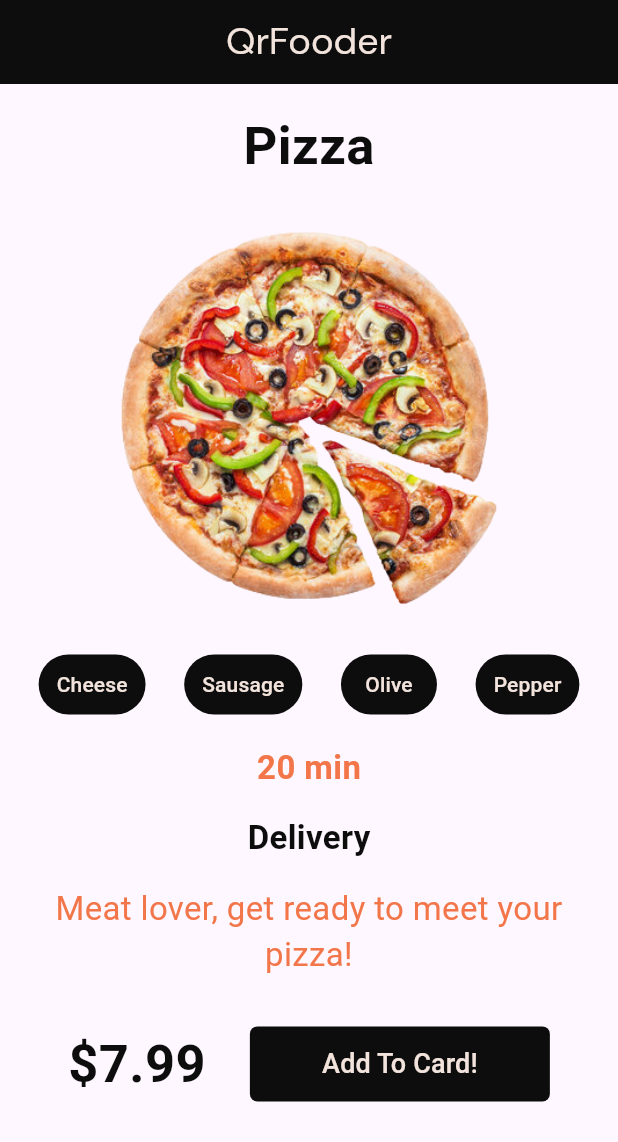
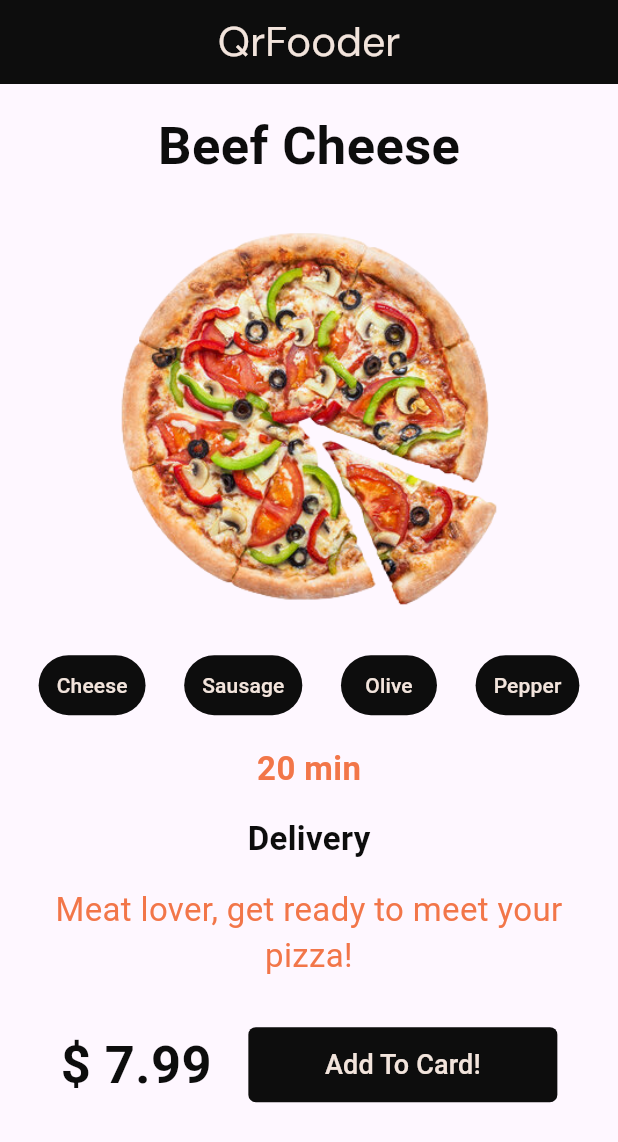
Before and after one commit to ferattass/EgitimFlutter, a Flutter app: the screen it shows after launch, on a phone screen of 412 x 824 dp. Shown: the top 1142 px of the screen. Run offline on Flutter 3.47's test engine with Material 3 defaults, Android fonts, the phone set to English and light mode, and no system bars; generated files the repository leaves out were written again.

Commit message:
Spacer- SizedBox- Custom Widget- Çoklu Ekran ve Dil Desteği İşlemlerini yaptım

```diff
--- /dev/null
+++ b/l10n.yaml
@@ -0,0 +1,3 @@
+arb-dir: lib/l10n
+template-arb-file: app_en.arb
+output-localization-file: app_localizations.dart
--- a/lib/anasayfa.dart
+++ b/lib/anasayfa.dart
@@ -1,5 +1,6 @@
 import 'package:flutter/material.dart';
 import 'package:egitim/renkler.dart';
+import 'package:flutter_gen/gen_l10n/app_localizations.dart';
 
 class Anasayfa extends StatefulWidget {
   const Anasayfa({super.key});
@@ -11,14 +12,23 @@ class Anasayfa extends StatefulWidget {
 class _AnasayfaState extends State<Anasayfa> {
   @override
   Widget build(BuildContext context) {
+    var ekranBilgisi = MediaQuery.of(context);
+    final double ekranGenisligi = ekranBilgisi.size.width;
+    final double ekranYuksekligi = ekranBilgisi.size.height;
+    print("Ekran Yüksekligi : $ekranYuksekligi ");
+    print("Ekran Genisligi : $ekranGenisligi ");
+
+    var d = AppLocalizations.of(context);
+
     return Scaffold(
       appBar: AppBar(
         title: Text(
           'QrFooder',
           style: TextStyle(
-              color: yaziRenk1,
-              fontFamily: "LogoFont",
-              fontSize: 25), //Const olunca sabit oluyo dikkat
+            color: yaziRenk1,
+            fontFamily: "LogoFont",
+            fontSize: ekranGenisligi / 15,
+          ), //Const olunca sabit oluyo dikkat
         ),
         backgroundColor: anaRenk,
         centerTitle: true,
@@ -26,9 +36,9 @@ class _AnasayfaState extends State<Anasayfa> {
       body: Column(
         children: [
           Padding(
-            padding: const EdgeInsets.only(top: 16),
+            padding: EdgeInsets.only(top: ekranYuksekligi / 50),
             child: Text(
-              "Pizza",
+              d!.pizzaBaslik,
               style: TextStyle(
                   fontSize: 35, color: anaRenk, fontWeight: FontWeight.bold),
             ),
@@ -42,38 +52,10 @@ class _AnasayfaState extends State<Anasayfa> {
             child: Row(
               mainAxisAlignment: MainAxisAlignment.spaceEvenly,
               children: [
-                TextButton(
-                  onPressed: () {},
-                  style: TextButton.styleFrom(backgroundColor: anaRenk),
-                  child: Text(
-                    "Cheese",
-                    style: TextStyle(color: yaziRenk1),
-                  ),
-                ),
-                TextButton(
-                  onPressed: () {},
-                  style: TextButton.styleFrom(backgroundColor: anaRenk),
-                  child: Text(
-                    "Sausage",
-                    style: TextStyle(color: yaziRenk1),
-                  ),
-                ),
-                TextButton(
-                  onPressed: () {},
-                  style: TextButton.styleFrom(backgroundColor: anaRenk),
-                  child: Text(
-                    "Olive",
-                    style: TextStyle(color: yaziRenk1),
-                  ),
-                ),
-                TextButton(
-                  onPressed: () {},
-                  style: TextButton.styleFrom(backgroundColor: anaRenk),
-                  child: Text(
-                    "Pepper",
-                    style: TextStyle(color: yaziRenk1),
-                  ),
-                ),
+                Chip(icerik: d!.peynirYazi),
+                Chip(icerik: d!.sucukYazi),
+                Chip(icerik: d!.zeytinYazi),
+                Chip(icerik: d!.biberYazi)
               ],
             ),
           ),
@@ -82,7 +64,7 @@ class _AnasayfaState extends State<Anasayfa> {
             child: Column(
               children: [
                 Text(
-                  "20 min",
+                  d!.teslimatSure,
                   style: TextStyle(
                       fontSize: 22,
                       color: yaziRenk2,
@@ -91,7 +73,7 @@ class _AnasayfaState extends State<Anasayfa> {
                 Padding(
                   padding: const EdgeInsets.all(16.0),
                   child: Text(
-                    "Delivery",
+                    d!.teslimatBaslik,
                     style: TextStyle(
                         fontSize: 22,
                         color: anaRenk,
@@ -99,7 +81,7 @@ class _AnasayfaState extends State<Anasayfa> {
                   ),
                 ),
                 Text(
-                  "Meat lover, get ready to meet your pizza!",
+                  d!.pizzaAciklama,
                   style: TextStyle(
                     fontSize: 22,
                     color: yaziRenk2,
@@ -115,14 +97,14 @@ class _AnasayfaState extends State<Anasayfa> {
               mainAxisAlignment: MainAxisAlignment.spaceEvenly,
               children: [
                 Text(
-                  "\$7.99",
+                  d!.fiyat,
                   style: TextStyle(
                       fontSize: 35,
                       color: anaRenk,
                       fontWeight: FontWeight.bold),
                 ),
                 SizedBox(
-                  width: 200,
+                  width: ekranGenisligi / 2,
                   height: 50,
                   child: TextButton(
                     onPressed: () {},
@@ -132,7 +114,7 @@ class _AnasayfaState extends State<Anasayfa> {
                             borderRadius:
                                 BorderRadius.all(Radius.circular(5)))),
                     child: Text(
-                      "Add To Card!",
+                      d!.buttonYazi,
                       style: TextStyle(color: yaziRenk1, fontSize: 18),
                     ),
                   ),
@@ -145,3 +127,20 @@ class _AnasayfaState extends State<Anasayfa> {
     );
   }
 }
+
+class Chip extends StatelessWidget {
+  String icerik;
+  Chip({required this.icerik});
+
+  @override
+  Widget build(BuildContext context) {
+    return TextButton(
+      onPressed: () {},
+      style: TextButton.styleFrom(backgroundColor: anaRenk),
+      child: Text(
+        icerik,
+        style: TextStyle(color: yaziRenk1),
+      ),
+    ); //
+  }
+}
--- /dev/null
+++ b/lib/l10n/app_en.arb
@@ -0,0 +1,12 @@
+{
+    "pizzaBaslik": "Beef Cheese",
+    "peynirYazi": "Cheese",
+    "sucukYazi": "Sausage",
+    "zeytinYazi": "Olive",
+    "biberYazi": "Pepper",
+    "teslimatSure": "20 min",
+    "teslimatBaslik": "Delivery",
+    "pizzaAciklama": "Meat lover, get ready to meet your pizza!",
+    "fiyat": "$ 7.99",
+    "buttonYazi": "Add To Card!"
+}
--- /dev/null
+++ b/lib/l10n/app_tr.arb
@@ -0,0 +1,12 @@
+{
+    "pizzaBaslik": "Etli Peynirli",
+    "peynirYazi": "Peynir",
+    "sucukYazi": "Sucuk",
+    "zeytinYazi": "Zeytin",
+    "biberYazi": "Biber",
+    "teslimatSure": "20 Dakika",
+    "teslimatBaslik": "Teslimat",
+    "pizzaAciklama": "Et severler, pizzanızla tanışmaya hazır olun!",
+    "fiyat": "258,72 ₺",
+    "buttonYazi": "Sepete Ekle!"
+}
--- a/lib/main.dart
+++ b/lib/main.dart
@@ -1,5 +1,7 @@
 import 'package:flutter/material.dart';
 import 'package:egitim/anasayfa.dart';
+import 'package:flutter_gen/gen_l10n/app_localizations.dart';
+import 'package:flutter_localizations/flutter_localizations.dart';
 
 void main() {
   runApp(const MyApp());
@@ -12,6 +14,17 @@ class MyApp extends StatelessWidget {
   Widget build(BuildContext context) {
     return MaterialApp(
       title: 'Flutter Demo',
+      localizationsDelegates: const[
+        AppLocalizations.delegate,
+        GlobalWidgetsLocalizations.delegate,
+        GlobalMaterialLocalizations.delegate,
+        GlobalCupertinoLocalizations.delegate
+      ],
+
+      supportedLocales: const [
+        Locale("en",""),
+        Locale("tr",""),
+      ],
       debugShowCheckedModeBanner: false,
       theme: ThemeData(
 
--- a/pubspec.yaml
+++ b/pubspec.yaml
@@ -30,7 +30,9 @@ environment:
 dependencies:
   flutter:
     sdk: flutter
-
+  flutter_localizations:
+    sdk: flutter
+  intl: ^0.18.0
 
   # The following adds the Cupertino Icons font to your application.
   # Use with the CupertinoIcons class for iOS style icons.
@@ -52,6 +54,8 @@ dev_dependencies:
 
 # The following section is specific to Flutter packages.
 flutter:
+  generate: true
+
   fonts:
   - family: LogoFont
     fonts:
```
Also changed, not shown: pubspec.lock.
